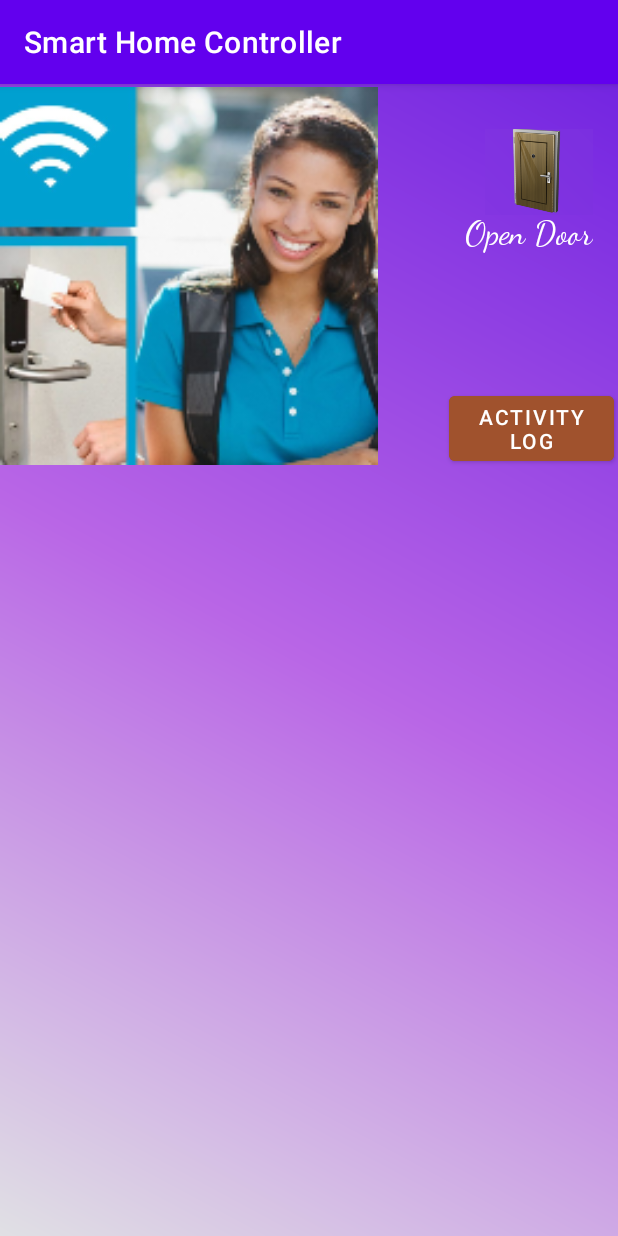
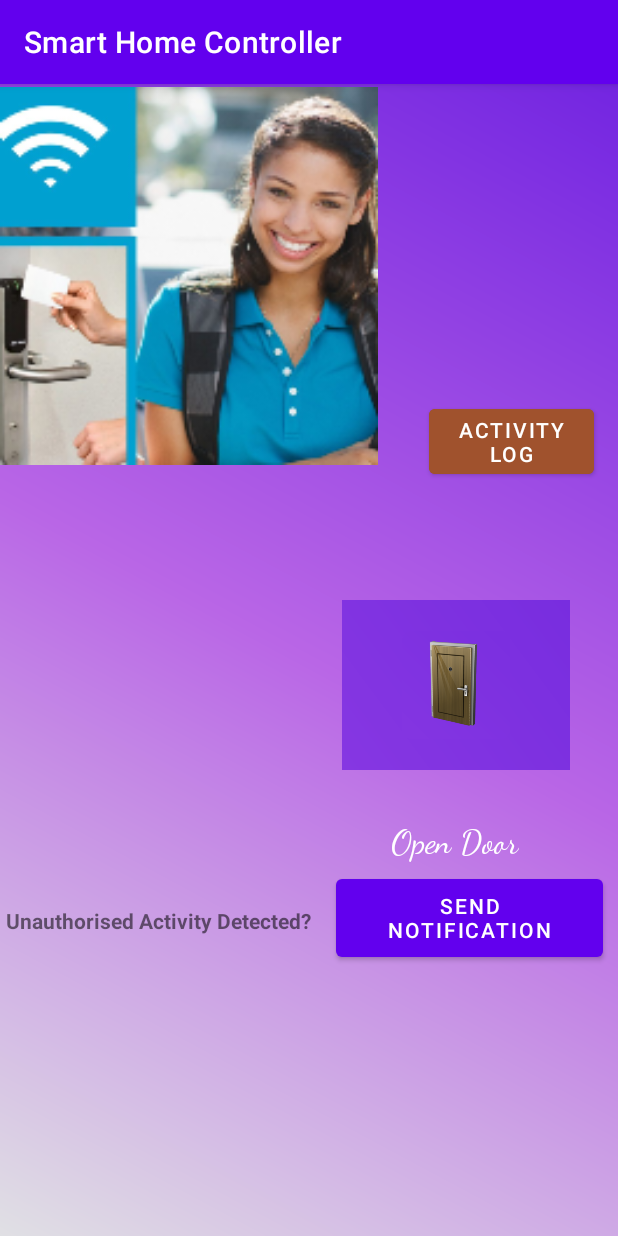
Before and after one commit to SafwanShaib3815/SHC-Software, an Android app: the fragment RFIDFragment shown on its own in the app's theme, on a phone screen of 412 x 824 dp. Run offline under Robolectric (Android 15) with nearby library versions, the phone set to English and light mode, and no system bars; our stand-ins replace Firebase (no records; nobody signed in at launch, a user with empty details on screens opened directly).

Commit message:
Modify the layout design of the home screen

```diff
--- a/HomeCTRL/src/main/java/ca/T3/fab4/it/smart/home/controller/RFIDFragment.java
+++ b/HomeCTRL/src/main/java/ca/T3/fab4/it/smart/home/controller/RFIDFragment.java
@@ -6,6 +6,7 @@ Nkeiru Johnson-Achilike   n01411707 0NA
 */
 package ca.T3.fab4.it.smart.home.controller;
 
+import android.content.Intent;
 import android.graphics.Color;
 import android.os.Bundle;
 
@@ -90,7 +91,14 @@ public class RFIDFragment extends Fragment {
             }
         });
 
-
+        Button notificationSend = view.findViewById(R.id.button10);
+        notificationSend.setOnClickListener(new View.OnClickListener() {
+            @Override
+            public void onClick(View view) {
+                Intent i = new Intent(getActivity(), NotificationActivity.class);
+                startActivity(i);
+            }
+        });
         return view;
     }
 
--- a/HomeCTRL/src/main/res/layout/fragment_r_f_i_d.xml
+++ b/HomeCTRL/src/main/res/layout/fragment_r_f_i_d.xml
@@ -32,24 +32,24 @@
         android:text="@string/activity_log"
         app:layout_constraintBottom_toBottomOf="parent"
         app:layout_constraintEnd_toEndOf="parent"
-        app:layout_constraintHorizontal_bias="0.992"
+        app:layout_constraintHorizontal_bias="0.946"
         app:layout_constraintStart_toStartOf="parent"
         app:layout_constraintTop_toTopOf="parent"
-        app:layout_constraintVertical_bias="0.283" />
+        app:layout_constraintVertical_bias="0.296" />
 
     <ImageButton
         android:id="@+id/T3_open_door_button"
-        android:layout_width="72dp"
-        android:layout_height="57dp"
+        android:layout_width="152dp"
+        android:layout_height="113dp"
         android:background="@drawable/open_door_closed_bckgnd"
         android:contentDescription="@string/open_door_tv"
         android:src="@mipmap/ic_door_closed"
         app:layout_constraintBottom_toBottomOf="parent"
         app:layout_constraintEnd_toEndOf="parent"
-        app:layout_constraintHorizontal_bias="0.95"
+        app:layout_constraintHorizontal_bias="0.877"
         app:layout_constraintStart_toStartOf="parent"
         app:layout_constraintTop_toTopOf="parent"
-        app:layout_constraintVertical_bias="0.042" />
+        app:layout_constraintVertical_bias="0.525" />
 
     <TextView
         android:id="@+id/open_door_tv"
@@ -61,23 +61,44 @@
         android:textSize="22sp"
         app:layout_constraintBottom_toBottomOf="parent"
         app:layout_constraintEnd_toEndOf="parent"
-        app:layout_constraintHorizontal_bias="0.948"
+        app:layout_constraintHorizontal_bias="0.797"
         app:layout_constraintStart_toStartOf="parent"
         app:layout_constraintTop_toTopOf="parent"
-        app:layout_constraintVertical_bias="0.116" />
+        app:layout_constraintVertical_bias="0.664" />
 
     <TextView
         android:id="@+id/activity_log_tv"
-        android:layout_width="371dp"
-        android:layout_height="393dp"
+        android:layout_width="187dp"
+        android:layout_height="118dp"
         android:layout_marginEnd="5dp"
         android:fontFamily="@font/maiden_orange"
         android:textSize="24sp"
         app:layout_constraintBottom_toBottomOf="parent"
         app:layout_constraintEnd_toEndOf="parent"
-        app:layout_constraintHorizontal_bias="0.352"
+        app:layout_constraintHorizontal_bias="0.114"
         app:layout_constraintStart_toStartOf="parent"
         app:layout_constraintTop_toTopOf="parent"
-        app:layout_constraintVertical_bias="0.775" />
+        app:layout_constraintVertical_bias="0.527" />
+
+    <TextView
+        android:id="@+id/textView8"
+        android:layout_width="wrap_content"
+        android:layout_height="wrap_content"
+        android:layout_marginStart="4dp"
+        android:layout_marginTop="548dp"
+        android:text="Unauthorised Activity Detected?"
+        android:textStyle="bold"
+        app:layout_constraintStart_toStartOf="parent"
+        app:layout_constraintTop_toTopOf="parent" />
+
+    <Button
+        android:id="@+id/button10"
+        android:layout_width="178dp"
+        android:layout_height="64dp"
+        android:layout_marginStart="224dp"
+        android:layout_marginTop="524dp"
+        android:text="Send Notification"
+        app:layout_constraintStart_toStartOf="parent"
+        app:layout_constraintTop_toTopOf="parent" />
 
 </androidx.constraintlayout.widget.ConstraintLayout>
--- a/HomeCTRL/src/main/res/values/strings.xml
+++ b/HomeCTRL/src/main/res/values/strings.xml
@@ -17,12 +17,12 @@ Nkeiru Johnson-Achilike         n01411707    0NA
     <string name="no">No</string>
     <string name="website_link">https://www.hackster.io/</string>
     <string name="help_tv">This help screen is to be implemented</string>
-    <string name="help">Help</string>
+    <string name="help">Help and Support</string>
     <string name="call">Call</string>
     <string name="about">About</string>
     <string name="settings">Settings</string>
     <string name="support">Support</string>
-    <string name="review">Review</string>
+    <string name="review">Customer Review</string>
     <string name="about_tv">This screen shows general info about the app yet to be implemented</string>
     <string name="snackbar_allow">Phone call permission allowed</string>
     <string name="snackbar_deny">Phone call permission Denied</string>
@@ -141,5 +141,6 @@ Nkeiru Johnson-Achilike         n01411707    0NA
     <string name="profile_picture">Profile picture</string>
     <string name="on">ON</string>
     <string name="off">OFF</string>
+    <string name="logout">Logout</string>
 
 </resources>
```
Also changed, not shown: HomeCTRL/src/main/java/ca/T3/fab4/it/smart/home/controller/T3MainActivity.java (+11 -2 lines), HomeCTRL/src/main/res/drawable-anydpi/ic_logout.xml (added, +11 -0 lines), HomeCTRL/src/main/res/layout/activity_login.xml (+10 -10 lines), HomeCTRL/src/main/res/layout/activity_main.xml (+5 -33 lines), HomeCTRL/src/main/res/menu/app_menu.xml (+10 -4 lines), HomeCTRL/src/main/res/drawable-hdpi/ic_logout.png (added), HomeCTRL/src/main/res/drawable-mdpi/ic_logout.png (added), HomeCTRL/src/main/res/drawable-xhdpi/ic_logout.png (added), HomeCTRL/src/main/res/drawable-xxhdpi/ic_logout.png (added), 1 other file.
